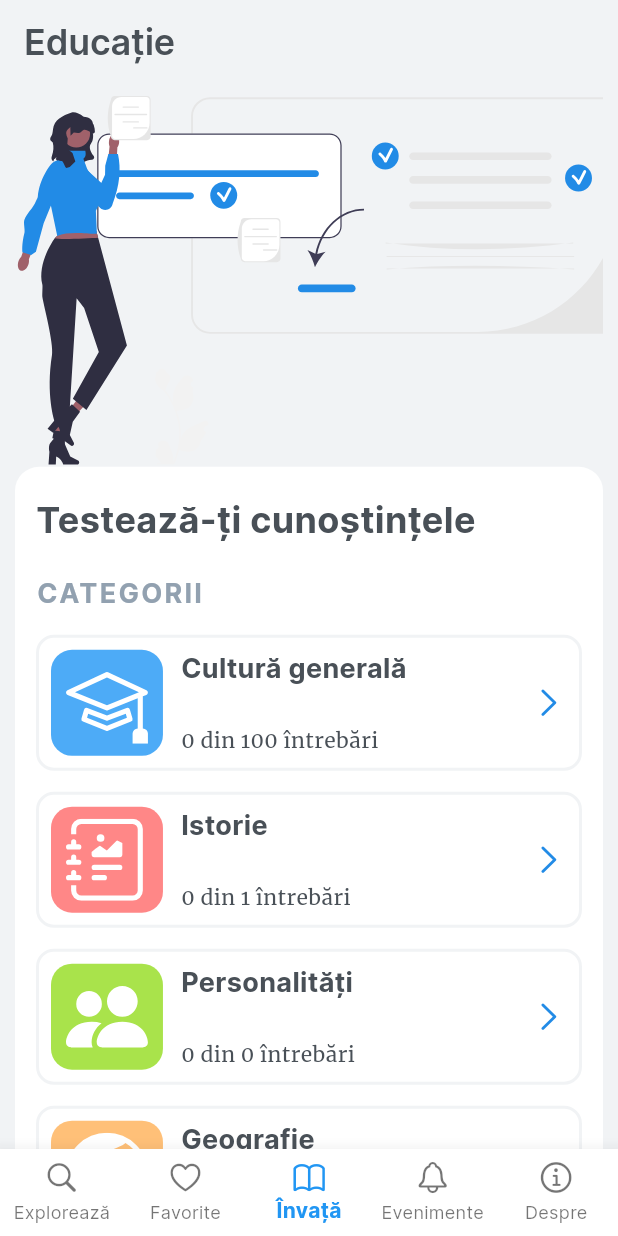
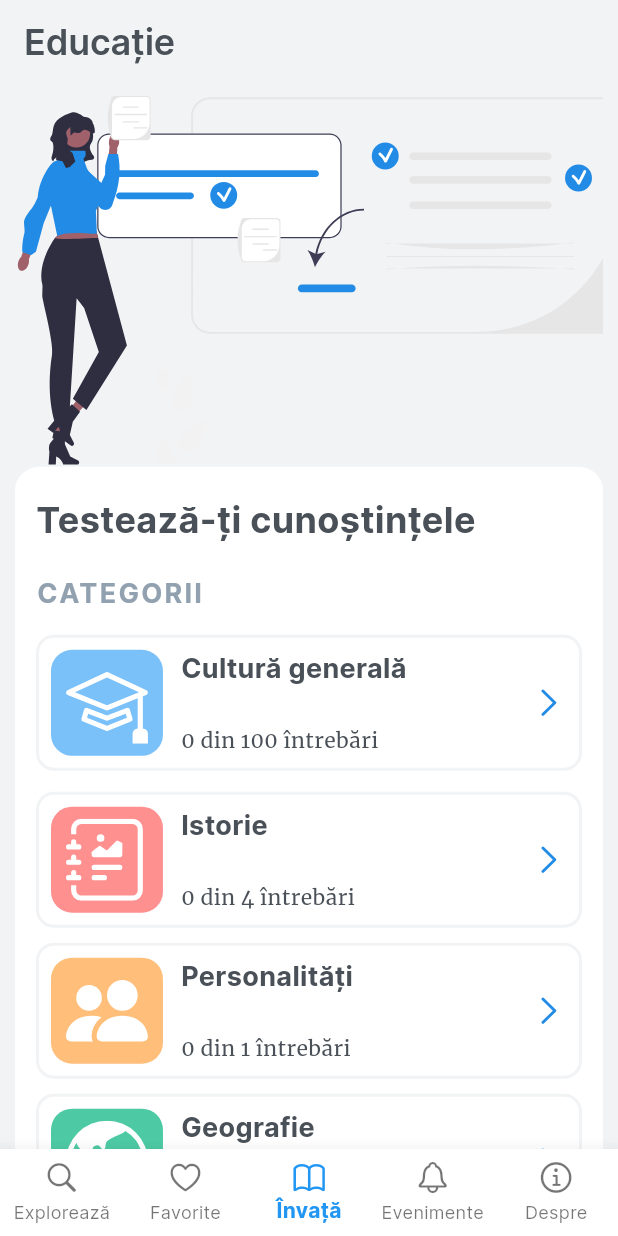
Before and after one commit to MoryokaV/Visit-Braila, a Flutter app: the screen it shows after launch, item 3 of the bottom bar chosen, on a phone screen of 412 x 824 dp. Run offline on Flutter 3.47's test engine with Material 3 defaults, Android fonts, the phone set to English and light mode, and no system bars; our stand-ins replace cached_network_image, connectivity_plus, firebase_core, firebase_dynamic_links, firebase_messaging, flutter_blurhash and 7 more; missing offline and left inert: app_settings, map_launcher; accounts and stored records are empty; generated files the repository leaves out were written again; network calls fail; statements that could not run were skipped; project files that could hold a hidden picture were left out.

Commit message:
Add quiz view with failed and completed status

```diff
--- a/lib/models/question_model.dart
+++ b/lib/models/question_model.dart
@@ -6,6 +6,6 @@ class Question {
   Question({
     required this.text,
     required this.correctAnswear,
-    required this.answears,
+    this.answears,
   });
 }
--- a/lib/models/quiz_model.dart
+++ b/lib/models/quiz_model.dart
@@ -5,7 +5,7 @@ class Quiz {
   final String id;
   final String title;
   final String icon;
-  final Color iconBgColor;
+  final Color color;
   final Answear answearType;
   final List<Question> questions;
 
@@ -13,7 +13,7 @@ class Quiz {
     required this.id,
     required this.title,
     required this.icon,
-    required this.iconBgColor,
+    required this.color,
     required this.answearType,
     required this.questions,
   });
@@ -24,11 +24,41 @@ List<Quiz> quizes = [
     id: "quiz1",
     title: "Istorie",
     icon: "assets/icons/history.svg",
-    iconBgColor: const Color(0xffff8787),
+    color: const Color(0xffff6b6b),
     answearType: Answear.multipleChoice,
     questions: [
       Question(
-        text: "În ce an a luat ființă Expoziția memorială permanenta 'Panait Istrati'",
+        text: "În ce an a luat ființă Expoziția memorială permanenta 'Panait Istrati'?",
+        correctAnswear: 1,
+        answears: [
+          "1984",
+          "1999",
+          "2001",
+          "1960",
+        ],
+      ),
+      Question(
+        text: "În ce an a luat ființă Expoziția memorială permanenta 'Panait Istrati'?",
+        correctAnswear: 1,
+        answears: [
+          "1984",
+          "1999",
+          "2001",
+          "1960",
+        ],
+      ),
+      Question(
+        text: "În ce an a luat ființă Expoziția memorială permanenta 'Panait Istrati'?",
+        correctAnswear: 1,
+        answears: [
+          "1984",
+          "1999",
+          "2001",
+          "1960",
+        ],
+      ),
+      Question(
+        text: "În ce an a luat ființă Expoziția memorială permanenta 'Panait Istrati'?",
         correctAnswear: 1,
         answears: [
           "1984",
@@ -43,25 +73,57 @@ List<Quiz> quizes = [
     id: "quiz2",
     title: "Personalități",
     icon: "assets/icons/people.svg",
-    iconBgColor: const Color(0xffa9e34b),
+    color: const Color(0xffffa94d),
     answearType: Answear.multipleChoice,
-    questions: [],
+    questions: [
+      Question(
+        text: "Care a fost una dintre meseriile lui D.P.Perpessicius?",
+        correctAnswear: 2,
+        answears: [
+          "Agricultor",
+          "Critic literar",
+          "Arhitect",
+        ],
+      ),
+    ],
   ),
   Quiz(
     id: "quiz3",
     title: "Geografie",
     icon: "assets/icons/geography.svg",
-    iconBgColor: const Color(0xffffc078),
+    color: const Color(0xff12b886),
     answearType: Answear.multipleChoice,
-    questions: [],
+    questions: [
+      Question(
+        text: "Unde se afla Muzeul de istorie Carol I?",
+        correctAnswear: 4,
+        answears: [
+          "Bulevardul Dorobantilor",
+          "Piata Poligon",
+          "Calea Calarasilor",
+          "Piata Traian",
+        ],
+      ),
+    ],
   ),
   Quiz(
     id: "quiz4",
     title: "Religie",
     icon: "assets/icons/cross.svg",
-    iconBgColor: const Color(0xffced4da),
+    color: const Color(0xffadb5bd),
     answearType: Answear.multipleChoice,
-    questions: [],
+    questions: [
+      Question(
+        text: "Care este hramul bisericii grecesti?",
+        correctAnswear: 1,
+        answears: [
+          "Buna Vestire",
+          "Sfantul Ioan",
+          "Boboteaza",
+          "Sfantul Gheorghe",
+        ],
+      ),
+    ],
   ),
 ];
 
--- a/lib/utils/router.dart
+++ b/lib/utils/router.dart
@@ -3,6 +3,7 @@ import 'package:flutter/material.dart';
 import 'package:provider/provider.dart';
 import 'package:visit_braila/models/event_model.dart';
 import 'package:visit_braila/models/hotel_model.dart';
+import 'package:visit_braila/models/quiz_model.dart';
 import 'package:visit_braila/models/restaurant_model.dart';
 import 'package:visit_braila/models/sight_model.dart';
 import 'package:visit_braila/models/tour_model.dart';
@@ -16,6 +17,7 @@ import 'package:visit_braila/views/gallery_view.dart';
 import 'package:visit_braila/views/hotel_view.dart';
 import 'package:visit_braila/views/nointernet_view.dart';
 import 'package:visit_braila/views/notfound_view.dart';
+import 'package:visit_braila/views/quiz_view.dart';
 import 'package:visit_braila/views/restaurant_view.dart';
 import 'package:visit_braila/views/sight_view.dart';
 import 'package:visit_braila/views/tour_view.dart';
@@ -169,6 +171,10 @@ class PageRouter {
             externalLink: args['externalLink'],
           ),
         );
+      case '/quiz':
+        final quiz = settings.arguments as Quiz?;
+
+        return adaptivePageRoute(builder: (context) => QuizView(quiz: quiz));
       case '/nointernet':
         return PageRouteBuilder(
           pageBuilder: (context, _, __) {
--- a/lib/views/learn_view.dart
+++ b/lib/views/learn_view.dart
@@ -66,8 +66,9 @@ class LearnView extends StatelessWidget {
                           color: kDateTimeForegroundColor,
                         ),
                       ),
+                      const SizedBox(height: 14),
                       const Padding(
-                        padding: EdgeInsets.only(top: 14),
+                        padding: EdgeInsets.only(bottom: 14),
                         child: QuizzCategoryCard(
                           title: "Cultură generală",
                           icon: "assets/icons/mortarboard.svg",
@@ -77,44 +78,23 @@ class LearnView extends StatelessWidget {
                       ),
                       for (Quiz quiz in quizes)
                         Padding(
-                          padding: const EdgeInsets.only(top: 14),
+                          padding: const EdgeInsets.only(bottom: 10),
                           child: QuizzCategoryCard(
+                            quiz: quiz,
                             title: quiz.title,
                             icon: quiz.icon,
-                            iconBgColor: quiz.iconBgColor,
+                            iconBgColor: quiz.color,
                             length: quiz.questions.length,
                           ),
                         ),
-                      // SizedBox(height: 14),
-                      // QuizzCategoryCard(
-                      //   title: "Cultură generală",
-                      //   icon: "assets/icons/mortarboard.svg",
-                      //   iconBgColor: Color(0xff4dabf7),
-                      // ),
-                      // SizedBox(height: 10),
-                      // QuizzCategoryCard(
-                      //   title: "Istorie",
-                      //   icon: "assets/icons/history.svg",
-                      //   iconBgColor: Color(0xffff8787),
-                      // ),
-                      // SizedBox(height: 10),
-                      // QuizzCategoryCard(
-                      //   title: "Personalități",
-                      //   icon: "assets/icons/people.svg",
-                      //   iconBgColor: Color(0xffa9e34b),
-                      // ),
-                      // SizedBox(height: 10),
-                      // QuizzCategoryCard(
-                      //   title: "Geografie",
-                      //   icon: "assets/icons/geography.svg",
-                      //   iconBgColor: Color(0xffffc078),
-                      // ),
-                      // SizedBox(height: 10),
-                      // QuizzCategoryCard(
-                      //   title: "Religie",
-                      //   icon: "assets/icons/cross.svg",
-                      //   iconBgColor: Color(0xffced4da),
-                      // ),
+                      const Text(
+                        "Memorie vizuală",
+                        style: TextStyle(
+                          fontWeight: FontWeight.bold,
+                          fontFamily: "Inter",
+                          fontSize: 24,
+                        ),
+                      ),
                     ],
                   ),
                 ),
@@ -128,12 +108,14 @@ class LearnView extends StatelessWidget {
 }
 
 class QuizzCategoryCard extends StatelessWidget {
+  final Quiz? quiz;
   final String title;
   final String icon;
   final Color iconBgColor;
   final int length;
 
   const QuizzCategoryCard({
+    this.quiz,
     required this.title,
     required this.icon,
     required this.iconBgColor,
@@ -144,7 +126,7 @@ class QuizzCategoryCard extends StatelessWidget {
   @override
   Widget build(BuildContext context) {
     return GestureDetector(
-      onTap: null,
+      onTap: () => Navigator.pushNamed(context, "/quiz", arguments: quiz),
       child: Container(
         width: Responsive.screenWidth,
         height: Responsive.safeBlockVertical * 11,
@@ -164,7 +146,7 @@ class QuizzCategoryCard extends StatelessWidget {
               padding: const EdgeInsets.all(8),
               decoration: BoxDecoration(
                 borderRadius: BorderRadius.circular(14),
-                color: iconBgColor,
+                color: iconBgColor.withOpacity(0.75),
               ),
               child: SvgPicture.asset(
                 icon,
--- a/lib/widgets/bottom_navbar.dart
+++ b/lib/widgets/bottom_navbar.dart
@@ -98,7 +98,7 @@ class _BottomNavbarState extends State<BottomNavbar> {
   @override
   Widget build(BuildContext context) {
     return DefaultTabController(
-      length: 5,
+      length: 4,
       child: Scaffold(
         body: pages[pageIndex],
         appBar: getAppBar(context),
```
Also changed, not shown: lib/views/quiz_view.dart (added, +408 -0 lines), assets/icons/check-circle-fill.svg (added), assets/icons/completed.svg (added), assets/icons/fail.svg (added), assets/icons/fire.svg (added).
